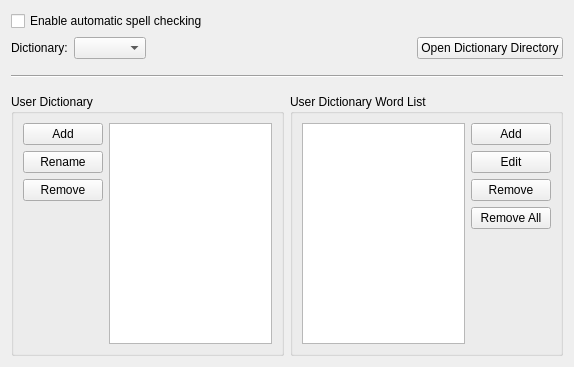
Before: the Qt Designer form src/Sigil/Form_Files/PSpellCheckWidget.ui in Sigil-Ebook/Sigil, drawn with Qt 5.
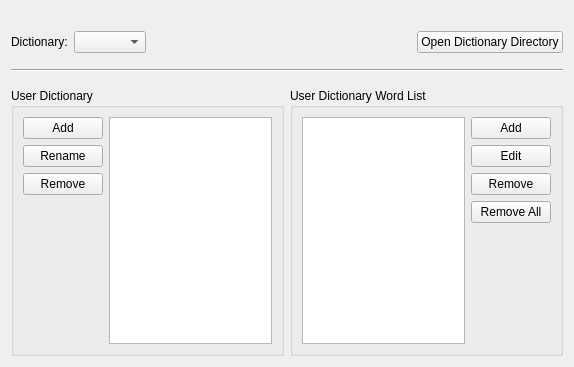
After: the same form once the commit is applied.

Commit message: Move auto Spell Check setting from Preferences to main menu / button.

The edit to the form file:
```diff
--- a/src/Sigil/Form_Files/PSpellCheckWidget.ui
+++ b/src/Sigil/Form_Files/PSpellCheckWidget.ui
@@ -16,18 +16,6 @@
   <layout class="QVBoxLayout" name="verticalLayout_2">
    <item>
     <layout class="QHBoxLayout" name="horizontalLayout_2">
-     <item>
-      <widget class="QCheckBox" name="enableSpellCheck">
-       <property name="toolTip">
-        <string>Highlight misspelled words in Code View. 
-
-You can also search for misspelled words using Find by setting the mode to &quot;Spell Check&quot;.</string>
-       </property>
-       <property name="text">
-        <string>Enable automatic spell checking</string>
-       </property>
-      </widget>
-     </item>
      <item>
       <spacer name="horizontalSpacer2">
        <property name="orientation">
```
The commit also changes 7 other files.
